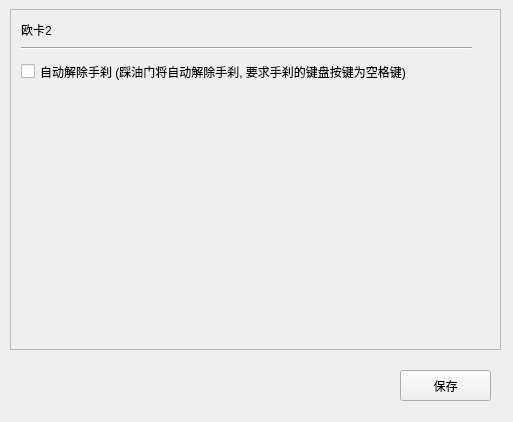
InsistonTan/KeyMappingsTool, file AssistFuncWindow.ui: the form before one commit.
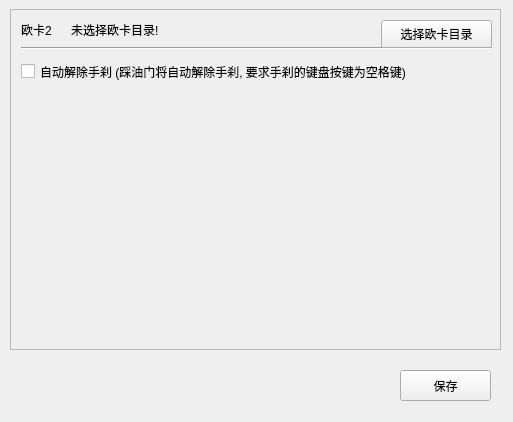
The form after the commit.

Commit message: [add]增加手动选择欧卡安装目录按钮

The edit to the form file:
```diff
--- a/AssistFuncWindow.ui
+++ b/AssistFuncWindow.ui
@@ -66,7 +66,7 @@
        <rect>
         <x>10</x>
         <y>30</y>
-        <width>451</width>
+        <width>471</width>
         <height>16</height>
        </rect>
       </property>
@@ -77,6 +77,32 @@
        <enum>Qt::Orientation::Horizontal</enum>
       </property>
      </widget>
+     <widget class="QPushButton" name="pushButton_2">
+      <property name="geometry">
+       <rect>
+        <x>370</x>
+        <y>10</y>
+        <width>111</width>
+        <height>28</height>
+       </rect>
+      </property>
+      <property name="text">
+       <string>选择欧卡目录</string>
+      </property>
+     </widget>
+     <widget class="QLabel" name="label_2">
+      <property name="geometry">
+       <rect>
+        <x>60</x>
+        <y>10</y>
+        <width>301</width>
+        <height>19</height>
+       </rect>
+      </property>
+      <property name="text">
+       <string>未选择欧卡目录!</string>
+      </property>
+     </widget>
     </widget>
    </widget>
    <widget class="QPushButton" name="pushButton">
```
The commit also changes 3 other files.
